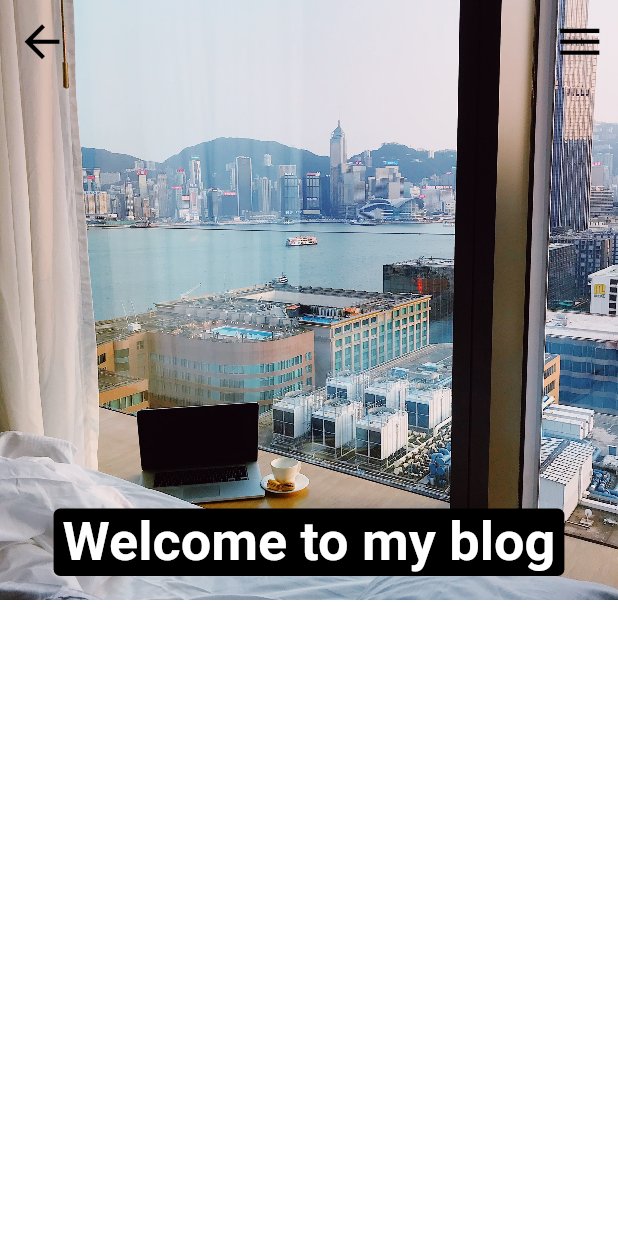
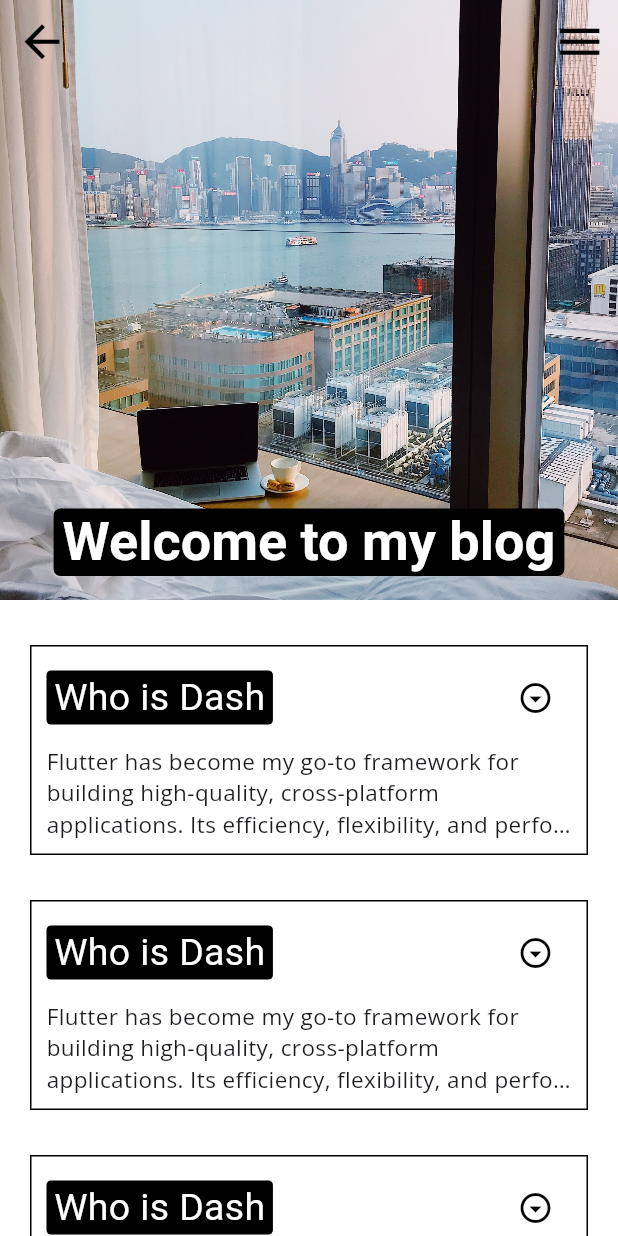
Before and after one commit to ClaesErik/PortifolioClaesErik, a Flutter app: the BlogMobile screen opened directly, on a phone screen of 412 x 824 dp. Run offline on Flutter 3.47's test engine with Material 3 defaults, Android fonts, the phone set to English and light mode, and no system bars; our stand-ins replace flutter_svg, google_fonts; Roboto replaces fonts that are missing (Abel).

Commit message:
Blog for web layout created;

```diff
--- a/lib/components.dart
+++ b/lib/components.dart
@@ -1,4 +1,4 @@
-import 'package:claes_erik/formTypes.dart';
+import 'package:claes_erik/form_types.dart';
 import 'package:flutter/foundation.dart';
 import 'package:flutter/material.dart';
 import 'package:flutter/services.dart';
--- a/lib/mobile/blog_mobile.dart
+++ b/lib/mobile/blog_mobile.dart
@@ -1,5 +1,6 @@
 import 'package:flutter/material.dart';
 import 'package:flutter_svg/svg.dart';
+import 'package:google_fonts/google_fonts.dart';
 import 'package:url_launcher/url_launcher.dart';
 
 import '../components.dart';
@@ -114,8 +115,80 @@ class _BlogMobileState extends State<BlogMobile> {
             )
           ];
         },
-        body: ListView(),
+        body: ListView(
+          children: [
+            BlogPost(),
+            BlogPost(),
+            BlogPost(),
+            BlogPost(),
+          ],
+        ),
       ),
     ));
   }
 }
+
+class BlogPost extends StatefulWidget {
+  const BlogPost({super.key});
+
+  @override
+  State<BlogPost> createState() => _BlogPostState();
+}
+
+class _BlogPostState extends State<BlogPost> {
+  bool expand = false;
+  @override
+  Widget build(BuildContext context) {
+    return Padding(
+      padding: const EdgeInsets.only(left: 20.0, right: 20.0, top: 30.0),
+      child: Container(
+        padding: EdgeInsets.all(10.0),
+        decoration: BoxDecoration(
+            border: Border.all(
+          style: BorderStyle.solid,
+          width: 1.0,
+          color: Colors.black,
+        )),
+        child: Column(
+          crossAxisAlignment: CrossAxisAlignment.start,
+          children: [
+            Row(
+              mainAxisAlignment: MainAxisAlignment.spaceBetween,
+              children: [
+                Container(
+                  padding: EdgeInsets.symmetric(horizontal: 5.0),
+                  decoration: BoxDecoration(
+                    color: Colors.black,
+                    borderRadius: BorderRadius.circular(3.0),
+                  ),
+                  child: AbelCustom(
+                    text: "Who is Dash",
+                    size: 25.0,
+                    color: Colors.white,
+                  ),
+                ),
+                IconButton(
+                  onPressed: () {
+                    setState(() {
+                      expand = !expand;
+                    });
+                  },
+                  icon: Icon(Icons.arrow_drop_down_circle_outlined),
+                  color: Colors.black,
+                ),
+              ],
+            ),
+            SizedBox(height: 7.0),
+            Text(
+              "Flutter has become my go-to framework for building high-quality, cross-platform applications. Its efficiency, flexibility, and performance have enabled me to bring my ideas to life with ease and speed. I'm excited to see how Flutter continues to evolve and empower developers to create amazing experiences for users across all platforms.",
+              style: GoogleFonts.openSans(fontSize: 15.0),
+              maxLines: expand == true ? null : 3,
+              overflow:
+                  expand == true ? TextOverflow.visible : TextOverflow.ellipsis,
+            )
+          ],
+        ),
+      ),
+    );
+  }
+}
--- a/lib/routes.dart
+++ b/lib/routes.dart
@@ -1,5 +1,11 @@
+import 'package:claes_erik/mobile/about_mobile.dart';
+import 'package:claes_erik/mobile/blog_mobile.dart';
+import 'package:claes_erik/mobile/contact_mobile.dart';
 import 'package:claes_erik/mobile/landing_page_mobile.dart';
-import 'package:claes_erik/responsiveLayout.dart';
+import 'package:claes_erik/responsive_layout_builder.dart';
+import 'package:claes_erik/web/about_web.dart';
+import 'package:claes_erik/web/blog_web.dart';
+import 'package:claes_erik/web/contact_web.dart';
 import 'package:claes_erik/web/landing_page_web.dart';
 import 'package:flutter/material.dart';
 
@@ -16,19 +22,19 @@ class Routes {
         return MaterialPageRoute(
           settings: settings,
           builder: (_) => ResponsiveLayoutBuilder(
-              mobile: LandingPageMobile(), web: LandingPageWeb()),
+              mobile: ContactMobile(), web: ContactWeb()),
         );
       case '/about':
         return MaterialPageRoute(
           settings: settings,
-          builder: (_) => ResponsiveLayoutBuilder(
-              mobile: LandingPageMobile(), web: LandingPageWeb()),
+          builder: (_) =>
+              ResponsiveLayoutBuilder(mobile: AboutMobile(), web: AboutWeb()),
         );
       case '/blog':
         return MaterialPageRoute(
           settings: settings,
-          builder: (_) => ResponsiveLayoutBuilder(
-              mobile: LandingPageMobile(), web: LandingPageWeb()),
+          builder: (_) =>
+              ResponsiveLayoutBuilder(mobile: BlogMobile(), web: BlogWeb()),
         );
       default:
         return MaterialPageRoute(
--- a/lib/web/landing_page_web.dart
+++ b/lib/web/landing_page_web.dart
@@ -2,7 +2,6 @@ import 'package:claes_erik/components.dart';
 import 'package:claes_erik/globals.dart';
 import 'package:flutter/material.dart';
 import 'package:flutter_svg/svg.dart';
-import 'package:google_fonts/google_fonts.dart';
 import 'package:url_launcher/url_launcher.dart';
 
 class LandingPageWeb extends StatefulWidget {
```
Also changed, not shown: lib/form_types.dart (renamed from lib/formTypes.dart), lib/responsive_layout_builder.dart (renamed from lib/responsiveLayout.dart).
